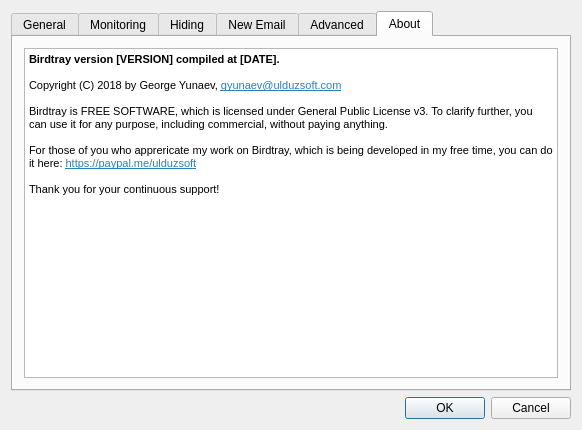
First picture: the form in src/dialogsettings.ui, repository gyunaev/birdtray, before the edit.
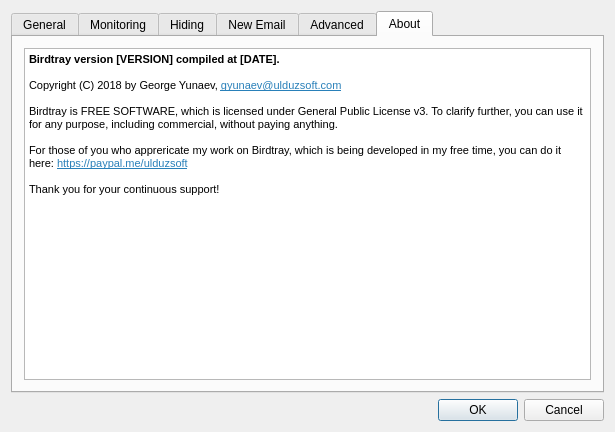
Second picture: the form after the edit. The open tabs and pages were chosen to show the change. Icons and pictures are not drawn. Custom widgets are drawn as their Qt base class.

Commit message: The default notification color is only used when multiple colors are present; updated the message. Fixes #107.

Diff of the .ui file:
```diff
--- a/src/dialogsettings.ui
+++ b/src/dialogsettings.ui
@@ -6,8 +6,8 @@
    <rect>
     <x>0</x>
     <y>0</y>
-    <width>576</width>
-    <height>430</height>
+    <width>615</width>
+    <height>432</height>
    </rect>
   </property>
   <property name="windowTitle">
@@ -798,16 +798,16 @@
           <string>&lt;!DOCTYPE HTML PUBLIC &quot;-//W3C//DTD HTML 4.0//EN&quot; &quot;http://www.w3.org/TR/REC-html40/strict.dtd&quot;&gt;
 &lt;html&gt;&lt;head&gt;&lt;meta name=&quot;qrichtext&quot; content=&quot;1&quot; /&gt;&lt;style type=&quot;text/css&quot;&gt;
 p, li { white-space: pre-wrap; }
-&lt;/style&gt;&lt;/head&gt;&lt;body style=&quot; font-family:'Noto Sans'; font-size:10pt; font-weight:400; font-style:normal;&quot;&gt;
-&lt;p style=&quot; margin-top:0px; margin-bottom:0px; margin-left:0px; margin-right:0px; -qt-block-indent:0; text-indent:0px;&quot;&gt;&lt;span style=&quot; font-size:8pt; font-weight:600;&quot;&gt;Birdtray version [VERSION] compiled at [DATE].&lt;/span&gt;&lt;/p&gt;
-&lt;p style=&quot;-qt-paragraph-type:empty; margin-top:0px; margin-bottom:0px; margin-left:0px; margin-right:0px; -qt-block-indent:0; text-indent:0px; font-size:8pt;&quot;&gt;&lt;br /&gt;&lt;/p&gt;
-&lt;p style=&quot; margin-top:0px; margin-bottom:0px; margin-left:0px; margin-right:0px; -qt-block-indent:0; text-indent:0px;&quot;&gt;&lt;span style=&quot; font-size:8pt;&quot;&gt;Copyright (C) 2018 by George Yunaev, &lt;/span&gt;&lt;a href=&quot;mailto:gyunaev@ulduzsoft.com&quot;&gt;&lt;span style=&quot; font-size:8pt; text-decoration: underline; color:#2980b9;&quot;&gt;gyunaev@ulduzsoft.com&lt;/span&gt;&lt;/a&gt;&lt;/p&gt;
-&lt;p style=&quot;-qt-paragraph-type:empty; margin-top:0px; margin-bottom:0px; margin-left:0px; margin-right:0px; -qt-block-indent:0; text-indent:0px; font-size:8pt;&quot;&gt;&lt;br /&gt;&lt;/p&gt;
-&lt;p style=&quot; margin-top:0px; margin-bottom:0px; margin-left:0px; margin-right:0px; -qt-block-indent:0; text-indent:0px;&quot;&gt;&lt;span style=&quot; font-size:8pt;&quot;&gt;Birdtray is FREE SOFTWARE, which is licensed under General Public License v3. To clarify further, you can use it for any purpose, including commercial, without paying anything. &lt;/span&gt;&lt;/p&gt;
-&lt;p style=&quot;-qt-paragraph-type:empty; margin-top:0px; margin-bottom:0px; margin-left:0px; margin-right:0px; -qt-block-indent:0; text-indent:0px; font-size:8pt;&quot;&gt;&lt;br /&gt;&lt;/p&gt;
-&lt;p style=&quot; margin-top:0px; margin-bottom:0px; margin-left:0px; margin-right:0px; -qt-block-indent:0; text-indent:0px;&quot;&gt;&lt;span style=&quot; font-size:8pt;&quot;&gt;For those of you who apprericate my work on Birdtray, which is being developed in my free time, you can do it here: &lt;/span&gt;&lt;a href=&quot;https://paypal.me/ulduzsoft&quot;&gt;&lt;span style=&quot; font-size:8pt; text-decoration: underline; color:#2980b9;&quot;&gt;https://paypal.me/ulduzsoft&lt;/span&gt;&lt;/a&gt;&lt;/p&gt;
-&lt;p style=&quot;-qt-paragraph-type:empty; margin-top:0px; margin-bottom:0px; margin-left:0px; margin-right:0px; -qt-block-indent:0; text-indent:0px; font-size:8pt; text-decoration: underline; color:#2980b9;&quot;&gt;&lt;br /&gt;&lt;/p&gt;
-&lt;p style=&quot; margin-top:0px; margin-bottom:0px; margin-left:0px; margin-right:0px; -qt-block-indent:0; text-indent:0px;&quot;&gt;&lt;span style=&quot; font-size:8pt;&quot;&gt;Thank you for your continuous support!&lt;/span&gt;&lt;/p&gt;&lt;/body&gt;&lt;/html&gt;</string>
+&lt;/style&gt;&lt;/head&gt;&lt;body style=&quot; font-family:'Liberation Sans'; font-size:12pt; font-weight:400; font-style:normal;&quot;&gt;
+&lt;p style=&quot; margin-top:0px; margin-bottom:0px; margin-left:0px; margin-right:0px; -qt-block-indent:0; text-indent:0px;&quot;&gt;&lt;span style=&quot; font-family:'Noto Sans'; font-size:8pt; font-weight:600;&quot;&gt;Birdtray version [VERSION] compiled at [DATE].&lt;/span&gt;&lt;/p&gt;
+&lt;p style=&quot;-qt-paragraph-type:empty; margin-top:0px; margin-bottom:0px; margin-left:0px; margin-right:0px; -qt-block-indent:0; text-indent:0px; font-family:'Noto Sans'; font-size:8pt;&quot;&gt;&lt;br /&gt;&lt;/p&gt;
+&lt;p style=&quot; margin-top:0px; margin-bottom:0px; margin-left:0px; margin-right:0px; -qt-block-indent:0; text-indent:0px;&quot;&gt;&lt;span style=&quot; font-family:'Noto Sans'; font-size:8pt;&quot;&gt;Copyright (C) 2018 by George Yunaev, &lt;/span&gt;&lt;a href=&quot;mailto:gyunaev@ulduzsoft.com&quot;&gt;&lt;span style=&quot; font-family:'Noto Sans'; font-size:8pt; text-decoration: underline; color:#2980b9;&quot;&gt;gyunaev@ulduzsoft.com&lt;/span&gt;&lt;/a&gt;&lt;/p&gt;
+&lt;p style=&quot;-qt-paragraph-type:empty; margin-top:0px; margin-bottom:0px; margin-left:0px; margin-right:0px; -qt-block-indent:0; text-indent:0px; font-family:'Noto Sans'; font-size:8pt;&quot;&gt;&lt;br /&gt;&lt;/p&gt;
+&lt;p style=&quot; margin-top:0px; margin-bottom:0px; margin-left:0px; margin-right:0px; -qt-block-indent:0; text-indent:0px;&quot;&gt;&lt;span style=&quot; font-family:'Noto Sans'; font-size:8pt;&quot;&gt;Birdtray is FREE SOFTWARE, which is licensed under General Public License v3. To clarify further, you can use it for any purpose, including commercial, without paying anything. &lt;/span&gt;&lt;/p&gt;
+&lt;p style=&quot;-qt-paragraph-type:empty; margin-top:0px; margin-bottom:0px; margin-left:0px; margin-right:0px; -qt-block-indent:0; text-indent:0px; font-family:'Noto Sans'; font-size:8pt;&quot;&gt;&lt;br /&gt;&lt;/p&gt;
+&lt;p style=&quot; margin-top:0px; margin-bottom:0px; margin-left:0px; margin-right:0px; -qt-block-indent:0; text-indent:0px;&quot;&gt;&lt;span style=&quot; font-family:'Noto Sans'; font-size:8pt;&quot;&gt;For those of you who apprericate my work on Birdtray, which is being developed in my free time, you can do it here: &lt;/span&gt;&lt;a href=&quot;https://paypal.me/ulduzsoft&quot;&gt;&lt;span style=&quot; font-family:'Noto Sans'; font-size:8pt; text-decoration: underline; color:#2980b9;&quot;&gt;https://paypal.me/ulduzsoft&lt;/span&gt;&lt;/a&gt;&lt;/p&gt;
+&lt;p style=&quot;-qt-paragraph-type:empty; margin-top:0px; margin-bottom:0px; margin-left:0px; margin-right:0px; -qt-block-indent:0; text-indent:0px; font-family:'Noto Sans'; font-size:8pt; text-decoration: underline; color:#2980b9;&quot;&gt;&lt;br /&gt;&lt;/p&gt;
+&lt;p style=&quot; margin-top:0px; margin-bottom:0px; margin-left:0px; margin-right:0px; -qt-block-indent:0; text-indent:0px;&quot;&gt;&lt;span style=&quot; font-family:'Noto Sans'; font-size:8pt;&quot;&gt;Thank you for your continuous support!&lt;/span&gt;&lt;/p&gt;&lt;/body&gt;&lt;/html&gt;</string>
          </property>
          <property name="openExternalLinks">
           <bool>true</bool>
```
Left out of the diff: 7 changed lines with no effect on the pictures.
